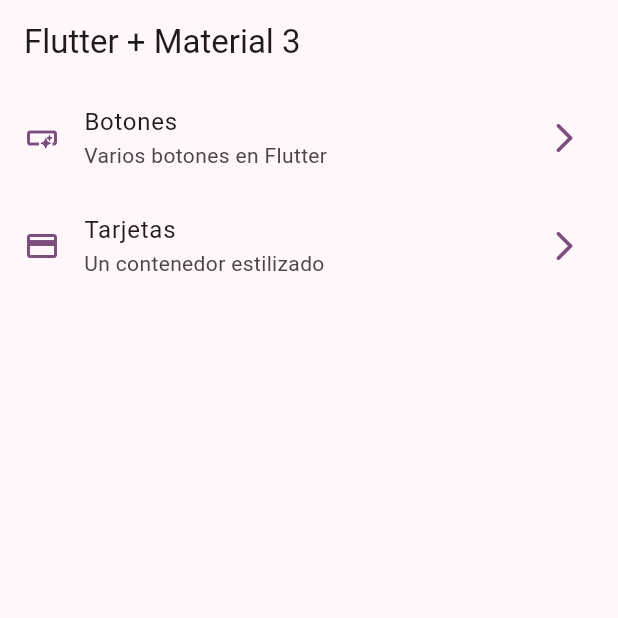
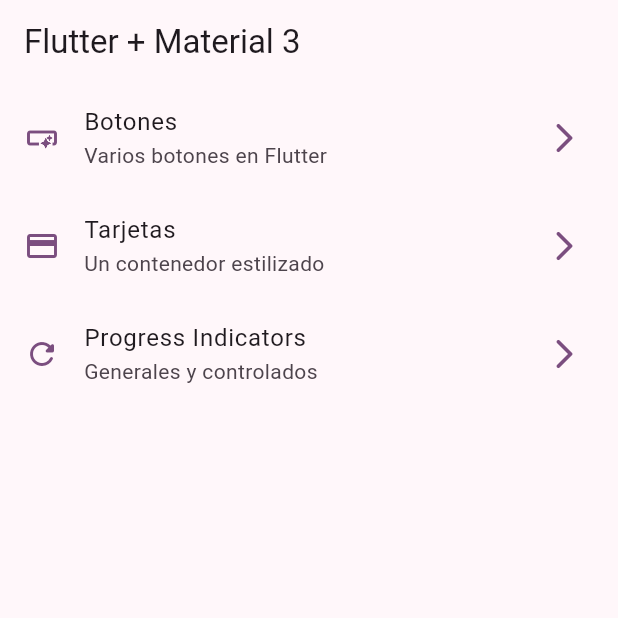
Before and after one commit to jaimetellezb/widgets_flutter_app, a Flutter app: the screen it shows after launch, on a phone screen of 412 x 824 dp, the top half of it. Run offline on Flutter 3.47's test engine with Material 2 defaults, Android fonts, the phone set to English and light mode, and no system bars; our stand-ins replace go_router.

Commit message:
ProgressIndicator impl

```diff
--- a/lib/config/menu/menu_items.dart
+++ b/lib/config/menu/menu_items.dart
@@ -27,4 +27,10 @@ const appMenuItems = <MenuItem>[
     link: '/cards',
     icon: Icons.credit_card,
   ),
+  MenuItem(
+    title: 'Progress Indicators',
+    subTitle: 'Generales y controlados',
+    link: '/progress',
+    icon: Icons.refresh_rounded,
+  ),
 ];
--- a/lib/config/router/app_router.dart
+++ b/lib/config/router/app_router.dart
@@ -20,5 +20,10 @@ final appRouter = GoRouter(
       name: CardsScreen.name,
       builder: (context, state) => const CardsScreen(),
     ),
+    GoRoute(
+      path: '/progress',
+      name: ProgressScreen.name,
+      builder: (context, state) => const ProgressScreen(),
+    ),
   ],
 );
```
Also changed, not shown: lib/presentation/screens/progress/progress_screen.dart (+82 -1 lines).
